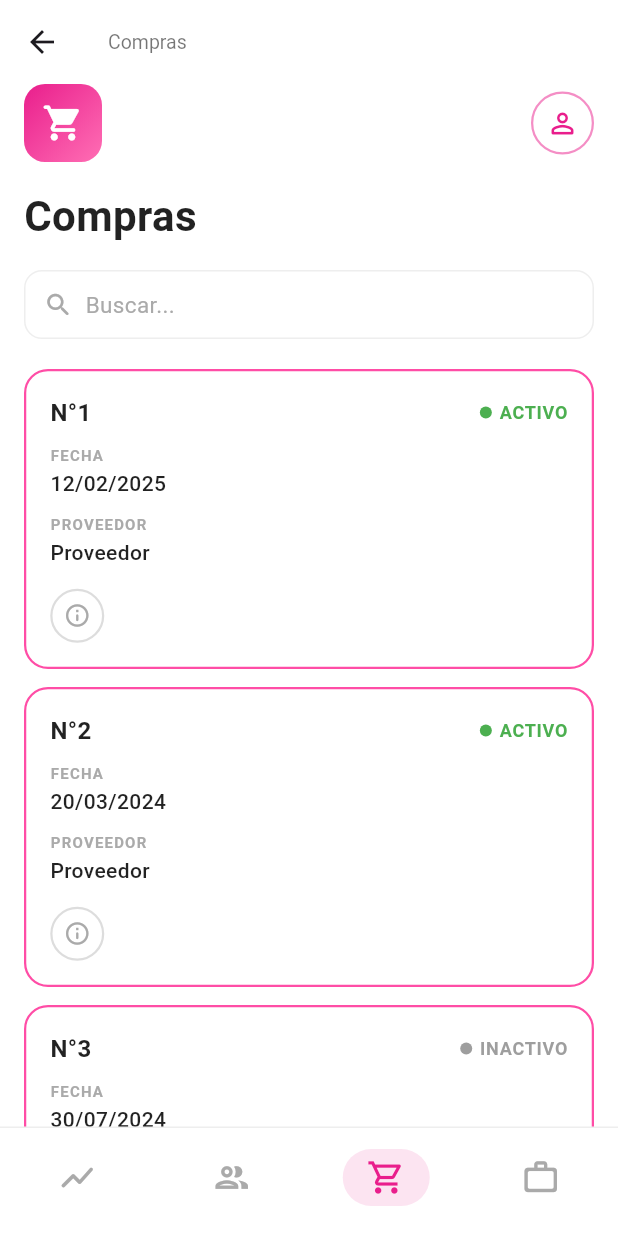
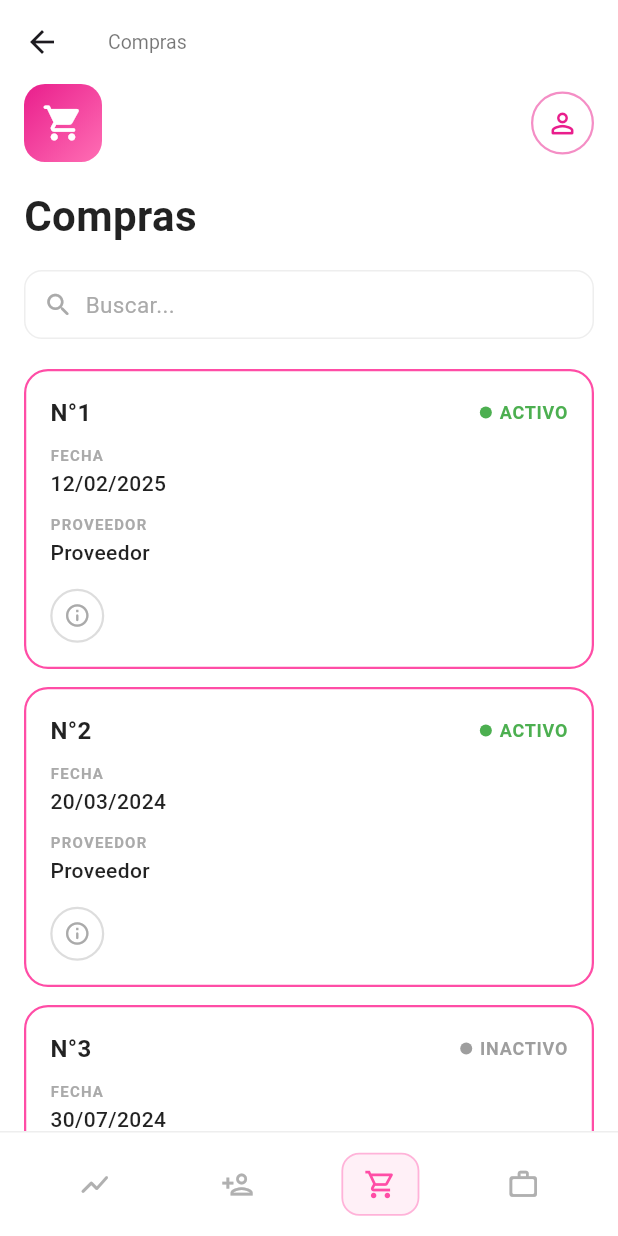
Before and after one commit to l-o-a11/Movil_Unistock, a Flutter app: the ComprasPage screen opened directly, on a phone screen of 412 x 824 dp. Run offline on Flutter 3.47's test engine with Material 3 defaults, Android fonts, the phone set to English and light mode, and no system bars; statements that could not run were skipped.

Commit message:
backup antes de merge

```diff
--- a/lib/screens/compras/bottom_nav.dart
+++ /dev/null
@@ -1,99 +0,0 @@
-import 'package:flutter/material.dart';
-
-class BottomNav extends StatelessWidget {
-  final int currentIndex;
-  final ValueChanged<int> onTap;
-
-  const BottomNav({
-    super.key,
-    required this.currentIndex,
-    required this.onTap,
-  });
-
-  @override
-  Widget build(BuildContext context) {
-    const pink = Color(0xFFE91E8C);
-
-    return Container(
-      decoration: const BoxDecoration(
-        color: Colors.white,
-        border: Border(
-          top: BorderSide(color: Color(0xFFEEEEEE), width: 1),
-        ),
-      ),
-      child: BottomNavigationBar(
-        currentIndex: currentIndex,
-        onTap: onTap,
-        type: BottomNavigationBarType.fixed,
-        backgroundColor: Colors.white,
-        selectedItemColor: pink,
-        unselectedItemColor: const Color(0xFFAAAAAA),
-        showSelectedLabels: false,
-        showUnselectedLabels: false,
-        elevation: 0,
-        iconSize: 26,
-        items: [
-          BottomNavigationBarItem(
-            icon: _NavIcon(
-              icon: Icons.show_chart_rounded,
-              isSelected: currentIndex == 0,
-              selectedColor: pink,
-            ),
-            label: 'Estadísticas',
-          ),
-          BottomNavigationBarItem(
-            icon: _NavIcon(
-              icon: Icons.group_outlined,
-              isSelected: currentIndex == 1,
-              selectedColor: pink,
-            ),
-            label: 'Clientes',
-          ),
-          BottomNavigationBarItem(
-            icon: _NavIcon(
-              icon: Icons.shopping_cart_outlined,
-              isSelected: currentIndex == 2,
-              selectedColor: pink,
-            ),
-            label: 'Compras',
-          ),
-          BottomNavigationBarItem(
-            icon: _NavIcon(
-              icon: Icons.work_outline_rounded,
-              isSelected: currentIndex == 3,
-              selectedColor: pink,
-            ),
-            label: 'Trabajo',
-          ),
-        ],
-      ),
-    );
-  }
-}
-
-class _NavIcon extends StatelessWidget {
-  final IconData icon;
-  final bool isSelected;
-  final Color selectedColor;
-
-  const _NavIcon({
-    required this.icon,
-    required this.isSelected,
-    required this.selectedColor,
-  });
-
-  @override
-  Widget build(BuildContext context) {
-    if (isSelected) {
-      return Container(
-        padding: const EdgeInsets.symmetric(horizontal: 16, vertical: 6),
-        decoration: BoxDecoration(
-          color: selectedColor.withOpacity(0.12),
-          borderRadius: BorderRadius.circular(20),
-        ),
-        child: Icon(icon, color: selectedColor),
-      );
-    }
-    return Icon(icon);
-  }
-}
--- a/lib/screens/compras/compras.dart
+++ b/lib/screens/compras/compras.dart
@@ -1,5 +1,5 @@
 import 'package:flutter/material.dart';
-import 'bottom_nav.dart';
+import '../shared/bottom_nav.dart';
 import 'detalle_compras.dart';
 
 class ComprasPage extends StatefulWidget {
--- a/lib/screens/compras/detalle_compras.dart
+++ b/lib/screens/compras/detalle_compras.dart
@@ -1,5 +1,5 @@
 import 'package:flutter/material.dart';
-import 'bottom_nav.dart';
+import '../shared/bottom_nav.dart';
 
 class DetalleCompras extends StatelessWidget {
   final String compraNumber;
--- /dev/null
+++ b/lib/screens/shared/bottom_nav.dart
@@ -0,0 +1,96 @@
+import 'package:flutter/material.dart';
+
+class BottomNav extends StatelessWidget {
+  final int currentIndex;
+  final ValueChanged<int> onTap;
+
+  const BottomNav({super.key, required this.currentIndex, required this.onTap});
+
+  @override
+  Widget build(BuildContext context) {
+    return Container(
+      height: 70,
+      decoration: const BoxDecoration(
+        color: Colors.white,
+        border: Border(top: BorderSide(color: Color(0xFFEEEEEE), width: 1)),
+      ),
+      child: Row(
+        mainAxisAlignment: MainAxisAlignment.spaceEvenly,
+        crossAxisAlignment: CrossAxisAlignment.center,
+        children: [
+          _NavItem(
+            icon: Icons.show_chart_rounded,
+            index: 0,
+            currentIndex: currentIndex,
+            onTap: onTap,
+          ),
+          _NavItem(
+            icon: Icons.person_add_outlined,
+            index: 1,
+            currentIndex: currentIndex,
+            onTap: onTap,
+          ),
+          _NavItem(
+            icon: Icons.shopping_cart_outlined,
+            index: 2,
+            currentIndex: currentIndex,
+            onTap: onTap,
+          ),
+          _NavItem(
+            icon: Icons.work_outline_rounded,
+            index: 3,
+            currentIndex: currentIndex,
+            onTap: onTap,
+          ),
+        ],
+      ),
+    );
+  }
+}
+
+class _NavItem extends StatelessWidget {
+  final IconData icon;
+  final int index;
+  final int currentIndex;
+  final ValueChanged<int> onTap;
+
+  const _NavItem({
+    required this.icon,
+    required this.index,
+    required this.currentIndex,
+    required this.onTap,
+  });
+
+  @override
+  Widget build(BuildContext context) {
+    final isSelected = currentIndex == index;
+
+    return GestureDetector(
+      onTap: () => onTap(index),
+      behavior: HitTestBehavior.opaque,
+      child: SizedBox(
+        width: 64,
+        height: 50,
+        child: Center(
+          child: isSelected
+              ? Container(
+                  width: 52,
+                  height: 42,
+                  decoration: BoxDecoration(
+                    color: const Color(0xFFFFF0F7),
+                    borderRadius: BorderRadius.circular(12),
+                    border: Border.all(
+                      color: const Color(0xFFFFB3D9),
+                      width: 1.2,
+                    ),
+                  ),
+                  child: Center(
+                    child: Icon(icon, color: const Color(0xFFFF4DA6), size: 22),
+                  ),
+                )
+              : Icon(icon, color: const Color(0xFFB0B0B0), size: 22),
+        ),
+      ),
+    );
+  }
+}
```
Also changed, not shown: lib/main.dart (line endings or trailing spaces), pubspec.lock.
